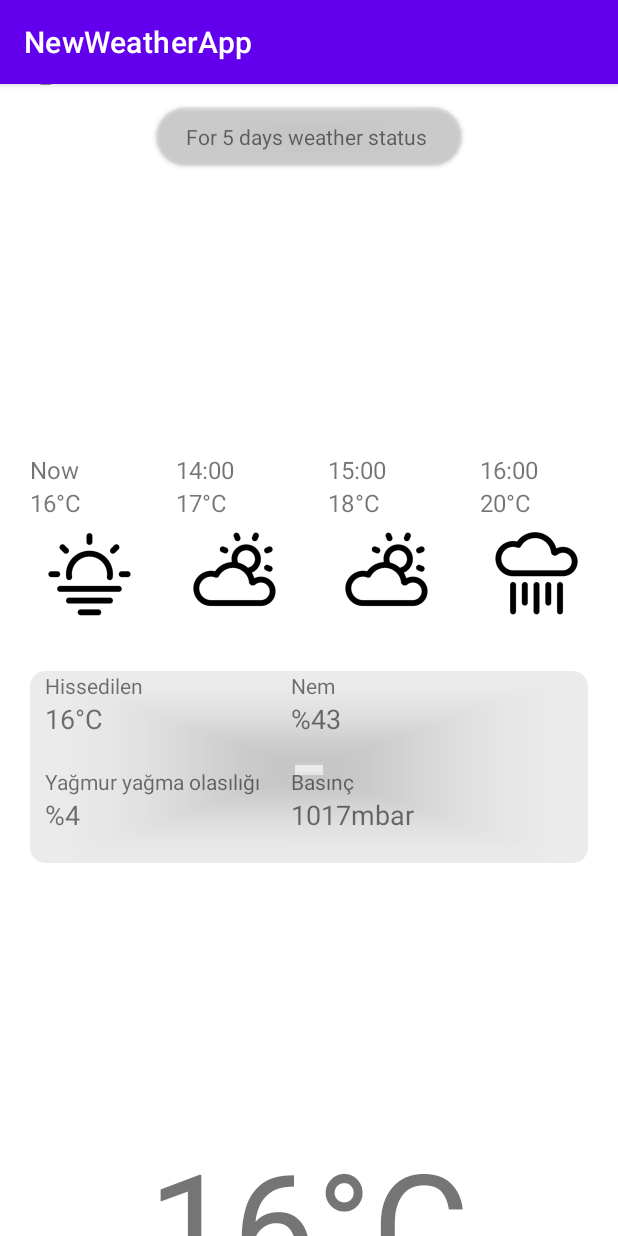
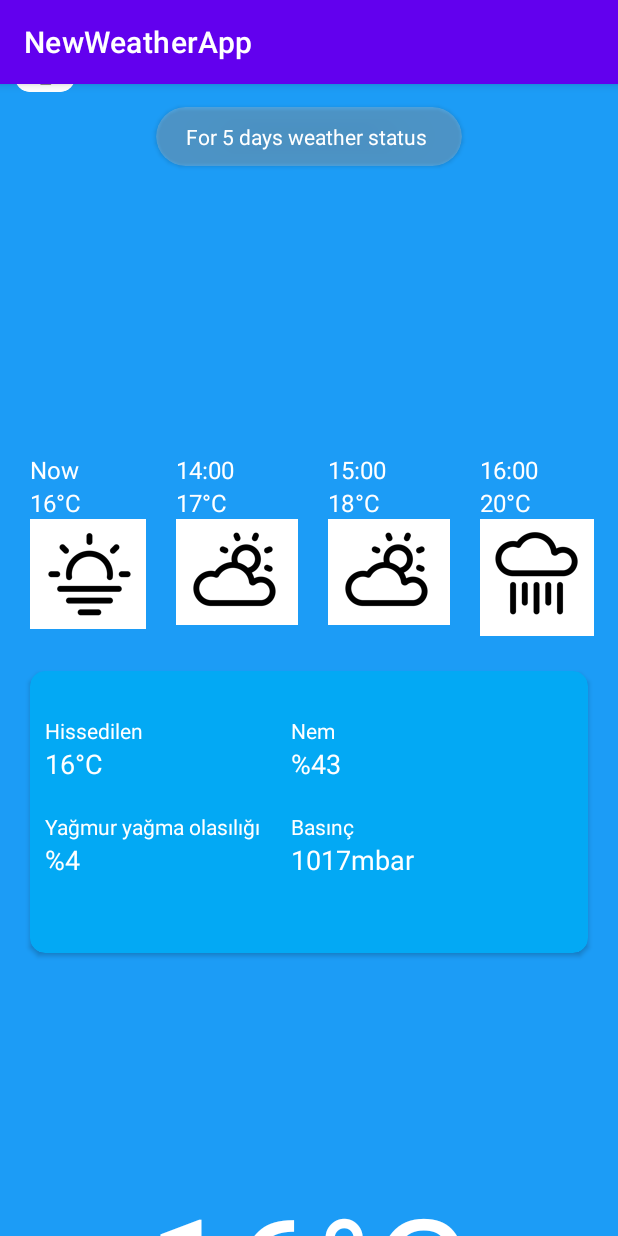
Before and after one commit to denefc/NewWeatherApp, an Android app: the screen it shows after launch (MainActivity), scrolled down 537 dp, on a phone screen of 412 x 824 dp. Run offline under Robolectric (Android 15) with nearby library versions, the phone set to English and light mode, and no system bars.

Commit message:
some color changes

```diff
--- a/app/src/main/java/com/cevik/newweatherapp/adapter/SecondWeatherHolder.kt
+++ b/app/src/main/java/com/cevik/newweatherapp/adapter/SecondWeatherHolder.kt
@@ -1,5 +1,6 @@
 package com.cevik.newweatherapp.adapter
 
+import android.annotation.SuppressLint
 import android.view.View
 import android.widget.ImageView
 import android.widget.TextView
@@ -7,15 +8,17 @@ import androidx.recyclerview.widget.RecyclerView
 import com.cevik.newweatherapp.R
 import com.cevik.newweatherapp.model.SecondWeatherModel
 
-class SecondWeatherHolder(itemView: View):RecyclerView.ViewHolder(itemView) {
-    fun bind(model:SecondWeatherModel){
-        val secondDayText=itemView.findViewById<TextView>(R.id.secondDayText)
-        val seconDegreeText=itemView.findViewById<TextView>(R.id.secondDegree)
-        val secondLogo=itemView.findViewById<ImageView>(R.id.secondLogo)
+class SecondWeatherHolder(itemView: View) : RecyclerView.ViewHolder(itemView) {
 
-        secondDayText.text=model.dayTime
-        seconDegreeText.text=model.degree
+    fun bind(model: SecondWeatherModel) {
+        val secondDayText = itemView.findViewById<TextView>(R.id.secondDayText)
+        val seconDegreeText = itemView.findViewById<TextView>(R.id.secondDegree)
+        val secondLogo = itemView.findViewById<ImageView>(R.id.secondLogo)
+
+        secondDayText.text = model.dayTime
+        seconDegreeText.text = model.degree
         secondLogo.setImageResource(model.logo)
+
+
     }
-
 }
--- a/app/src/main/res/layout/activity_main.xml
+++ b/app/src/main/res/layout/activity_main.xml
@@ -3,6 +3,7 @@
     xmlns:tools="http://schemas.android.com/tools"
     android:layout_width="match_parent"
     android:layout_height="match_parent"
+    android:background="#1C9CF6"
     tools:context=".MainActivity">
 
 
--- a/app/src/main/res/layout/adapter_item_second_weather.xml
+++ b/app/src/main/res/layout/adapter_item_second_weather.xml
@@ -9,12 +9,14 @@
         android:layout_width="wrap_content"
         android:layout_height="wrap_content"
         android:id="@+id/secondDayText"
+        android:textColor="@color/white"
         android:textSize="16sp"
         android:text="Now"/>
     <TextView
         android:layout_width="wrap_content"
         android:layout_height="wrap_content"
         android:id="@+id/secondDegree"
+        android:textColor="@color/white"
         android:textSize="16sp"
         android:text="16°C"
         android:gravity="center"
--- a/app/src/main/res/layout/adapter_item_status.xml
+++ b/app/src/main/res/layout/adapter_item_status.xml
@@ -25,6 +25,7 @@
 
     <TextView
         android:id="@+id/day_text"
+        android:textColor="@color/white"
         android:layout_width="wrap_content"
         android:layout_height="40dp"
         android:text="Bugün"
@@ -32,6 +33,7 @@
     <TextView
         android:id="@+id/dot_symbol"
         android:layout_width="wrap_content"
+        android:textColor="@color/white"
         android:layout_height="40dp"
         android:text="∙"
         android:gravity="center" />
@@ -39,12 +41,14 @@
         android:id="@+id/status_text"
         android:layout_width="wrap_content"
         android:layout_height="40dp"
+        android:textColor="@color/white"
         android:text="Bulutlu"
         android:gravity="center" />
     <TextView
         android:layout_weight="1"
         android:id="@+id/degree_text"
         android:layout_width="wrap_content"
+        android:textColor="@color/white"
         android:layout_height="40dp"
         android:text="21°/5°"
         android:gravity="right"
--- a/app/src/main/res/layout/fragment_first_screen.xml
+++ b/app/src/main/res/layout/fragment_first_screen.xml
@@ -27,6 +27,7 @@
     <androidx.cardview.widget.CardView
         android:layout_width="wrap_content"
         android:layout_height="wrap_content"
+        android:background="#03A9F4"
         app:cardCornerRadius="20dp"
         android:layout_marginTop="10dp"
         app:cardBackgroundColor="#50C0C0C0"
@@ -37,6 +38,7 @@
             android:layout_width="wrap_content"
             android:layout_height="wrap_content"
             android:paddingHorizontal="20dp"
+            android:textColor="@color/white"
             android:paddingVertical="10dp"
             android:text="For 5 days weather status "/>
 
@@ -47,6 +49,7 @@
         android:id="@+id/celciusText"
         android:layout_height="wrap_content"
         android:text="16°C"
+        android:textColor="@color/white"
         android:textSize="100sp"
         app:layout_constraintStart_toStartOf="parent"
         app:layout_constraintEnd_toEndOf="parent"
--- a/app/src/main/res/layout/fragment_second_screen.xml
+++ b/app/src/main/res/layout/fragment_second_screen.xml
@@ -20,12 +20,12 @@
          />
 
     <androidx.cardview.widget.CardView
-        app:cardBackgroundColor="#50C0C0C0"
         app:cardCornerRadius="10dp"
         android:id="@+id/cardView"
-        android:background="@color/teal_200"
         android:layout_width="match_parent"
         android:layout_height="wrap_content"
+
+        app:cardBackgroundColor="#03A9F4"
         android:layout_marginHorizontal="20dp"
 
         android:layout_marginVertical="20dp"
@@ -40,28 +40,33 @@
         <LinearLayout
             android:layout_width="wrap_content"
             android:layout_height="wrap_content"
+            android:paddingVertical="30dp"
             android:layout_marginHorizontal="10dp"
             android:orientation="vertical">
             <TextView
                 android:layout_width="wrap_content"
                 android:layout_height="wrap_content"
+                android:textColor="@color/white"
                 android:textSize="14sp"
                 android:text="Hissedilen"/>
             <TextView
                 android:layout_width="wrap_content"
                 android:layout_height="wrap_content"
+                android:textColor="@color/white"
                 android:textSize="18sp"
                 android:layout_marginBottom="20dp"
                 android:text="16°C"/>
             <TextView
                 android:layout_width="wrap_content"
                 android:layout_height="wrap_content"
+                android:textColor="@color/white"
                 android:textSize="14sp"
                 android:text="Yağmur yağma olasılığı"
                 />
             <TextView
                 android:layout_width="wrap_content"
                 android:layout_height="wrap_content"
+                android:textColor="@color/white"
                 android:textSize="18sp"
                 android:layout_marginBottom="20dp"
                 android:text="%4"/>
@@ -69,28 +74,33 @@
             <LinearLayout
                 android:layout_width="wrap_content"
                 android:layout_height="wrap_content"
+                android:paddingVertical="30dp"
                 android:layout_marginHorizontal="10dp"
                 android:orientation="vertical">
                 <TextView
                     android:layout_width="wrap_content"
                     android:layout_height="wrap_content"
+                    android:textColor="@color/white"
                     android:textSize="14sp"
                     android:text="Nem"/>
                 <TextView
                     android:layout_width="wrap_content"
                     android:layout_height="wrap_content"
+                    android:textColor="@color/white"
                     android:textSize="18sp"
                     android:layout_marginBottom="20dp"
                     android:text="%43"/>
                 <TextView
                     android:layout_width="wrap_content"
                     android:layout_height="wrap_content"
+                    android:textColor="@color/white"
                     android:textSize="14sp"
                     android:text="Basınç"
                     />
                 <TextView
                     android:layout_width="wrap_content"
                     android:layout_height="wrap_content"
+                    android:textColor="@color/white"
                     android:textSize="18sp"
                     android:layout_marginBottom="20dp"
                     android:text="1017mbar"/>
@@ -102,6 +112,7 @@
     <TextView
         android:layout_width="wrap_content"
         android:id="@+id/celciusText2"
+        android:textColor="@color/white"
         android:layout_height="wrap_content"
         android:text="16°C"
         android:textSize="100sp"
@@ -112,6 +123,7 @@
         />
     <TextView
         android:layout_width="wrap_content"
+        android:textColor="@color/white"
         android:layout_height="wrap_content"
         android:text="Rainy"
         android:textSize="24sp"
```
Also changed, not shown: app/src/main/java/com/cevik/newweatherapp/adapter/WeatherHolder.kt (+11 -9 lines).
